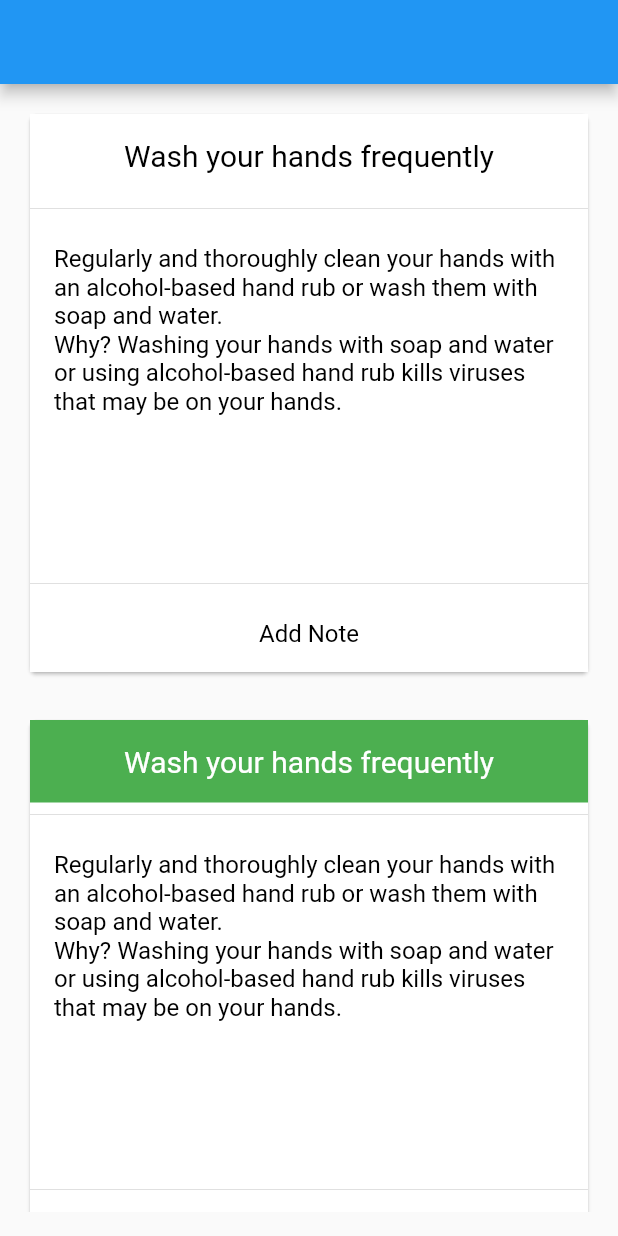
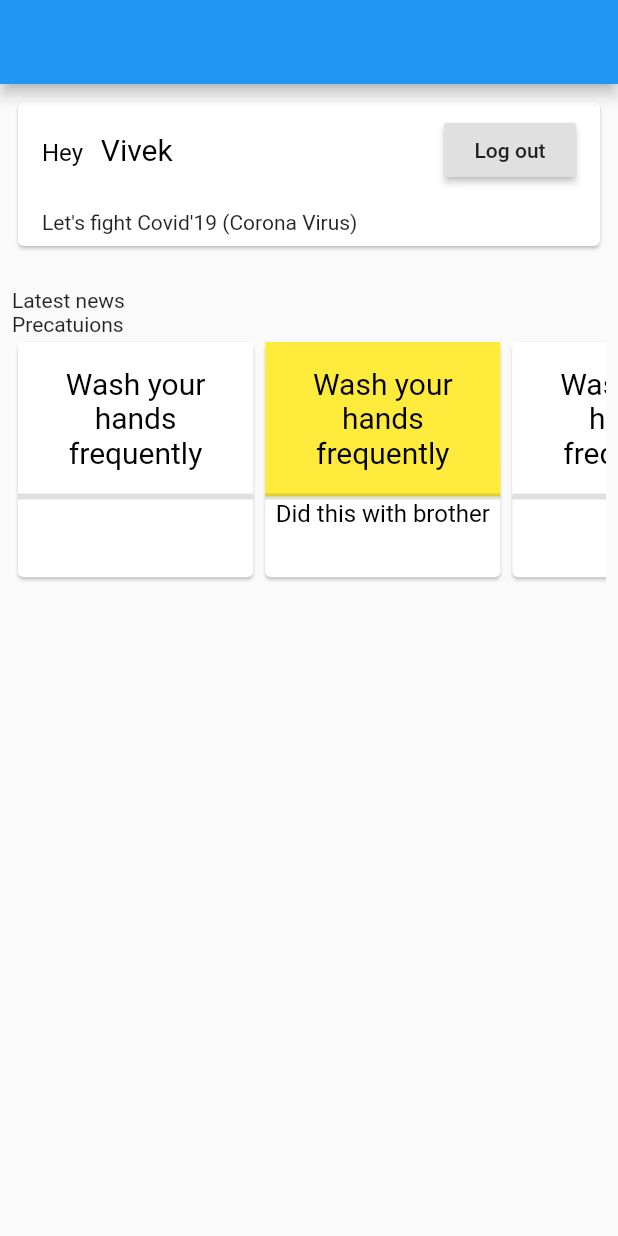
Before and after one commit to viveky259259/health_board_app, a Flutter app: the screen it shows after launch, on a phone screen of 412 x 824 dp. Run offline on Flutter 3.47's test engine with Material 2 defaults, Android fonts, the phone set to English and light mode, and no system bars.

Commit message:
Precautions models

```diff
--- a/lib/board/board_screen.dart
+++ /dev/null
@@ -1,57 +0,0 @@
-import 'package:flutter/material.dart';
-import 'package:health_board_app/model/note_model.dart';
-import 'package:health_board_app/model/precaution_model.dart';
-import 'package:health_board_app/model/precaution_stage.dart';
-import 'package:health_board_app/widgets/precaution_card_widget.dart';
-
-class BoardScreen extends StatefulWidget {
-  @override
-  _BoardScreenState createState() => _BoardScreenState();
-}
-
-class _BoardScreenState extends State<BoardScreen> {
-  List<PrecautionModel> precautions;
-
-  @override
-  void initState() {
-    super.initState();
-    precautions = List();
-    precautions.add(PrecautionModel("Wash your hands frequently",
-        "Regularly and thoroughly clean your hands with an alcohol-based hand rub or wash them with soap and water. \nWhy? Washing your hands with soap and water or using alcohol-based hand rub kills viruses that may be on your hands."));
-    precautions.add(PrecautionModel("Wash your hands frequently",
-        "Regularly and thoroughly clean your hands with an alcohol-based hand rub or wash them with soap and water. \nWhy? Washing your hands with soap and water or using alcohol-based hand rub kills viruses that may be on your hands.",
-        note: Note(
-          "Did this with brother",
-        ),
-        stage: PrecautionStage("Done", color: Colors.green, index: 2)));
-    precautions.add(PrecautionModel("Wash your hands frequently",
-        "Regularly and thoroughly clean your hands with an alcohol-based hand rub or wash them with soap and water. \nWhy? Washing your hands with soap and water or using alcohol-based hand rub kills viruses that may be on your hands."));
-    precautions.add(PrecautionModel("Wash your hands frequently",
-        "Regularly and thoroughly clean your hands with an alcohol-based hand rub or wash them with soap and water. \nWhy? Washing your hands with soap and water or using alcohol-based hand rub kills viruses that may be on your hands."));
-    precautions.add(PrecautionModel("Wash your hands frequently",
-        "Regularly and thoroughly clean your hands with an alcohol-based hand rub or wash them with soap and water. \nWhy? Washing your hands with soap and water or using alcohol-based hand rub kills viruses that may be on your hands."));
-    precautions.add(PrecautionModel("Wash your hands frequently",
-        "Regularly and thoroughly clean your hands with an alcohol-based hand rub or wash them with soap and water. \nWhy? Washing your hands with soap and water or using alcohol-based hand rub kills viruses that may be on your hands."));
-  }
-
-  @override
-  Widget build(BuildContext context) {
-    return Scaffold(
-      appBar: AppBar(),
-      body: Container(
-        padding: EdgeInsets.all(16),
-        child: LayoutBuilder(
-          builder: (context, constraints) {
-            print(constraints);
-            return GridView.count(
-              crossAxisCount: constraints.maxWidth ~/ 350,
-              mainAxisSpacing: 24,
-              children: List<Widget>.generate(precautions.length,
-                  (index) => PrecautionCardWidget(precautions[index])),
-            );
-          },
-        ),
-      ),
-    );
-  }
-}
--- a/lib/main.dart
+++ b/lib/main.dart
@@ -1,18 +1,18 @@
 import 'package:flutter/material.dart';
-import 'package:health_board_app/board/board_screen.dart';
+import 'package:health_board_app/ui/board/board_screen.dart';
+import 'package:health_board_app/ui/dashboard/dashboard_screen.dart';
 
 void main() => runApp(MyApp());
 
 class MyApp extends StatelessWidget {
   @override
   Widget build(BuildContext context) {
-    print("start");
     return MaterialApp(
       title: 'Flutter Demo',
       theme: ThemeData(
         primarySwatch: Colors.blue,
       ),
-      home: BoardScreen(),
+      home: DashBoardScreen(),
     );
   }
 }
--- a/lib/model/color_style_model.dart
+++ b/lib/model/color_style_model.dart
@@ -10,10 +10,12 @@ class ColorStyleModel {
     switch (index) {
       // in progress
       case 1:
+        return ColorStyleModel(Colors.black, Colors.white);
+      case 2:
         return ColorStyleModel(Colors.black, Colors.yellow);
-      case 2:
+      case 3:
         return ColorStyleModel(Colors.white, Colors.green);
-      case 3:
+      case 4:
         return ColorStyleModel(Colors.white, Colors.red);
       default:
         return ColorStyleModel(Colors.black, Colors.white);
--- /dev/null
+++ b/lib/model/user_model.dart
@@ -0,0 +1,7 @@
+class UserModel {
+  String name;
+  int age;
+  bool isInfected;
+
+  UserModel(this.name, this.age, this.isInfected);
+}
--- /dev/null
+++ b/lib/ui/dashboard/dashboard_controller.dart
@@ -0,0 +1 @@
+class DashBoardController {}
--- /dev/null
+++ b/lib/ui/dashboard/dashboard_screen.dart
@@ -0,0 +1,64 @@
+import 'package:flutter/material.dart';
+import 'package:health_board_app/model/precaution_model.dart';
+import 'package:health_board_app/repository/precaution/precaution.dart';
+import 'package:health_board_app/ui/widgets/dashboard_precaution_card_widget.dart';
+import 'package:health_board_app/ui/widgets/precaution_card_widget.dart';
+import 'package:health_board_app/ui/widgets/profile_widget.dart';
+
+class DashBoardScreen extends StatefulWidget {
+  @override
+  _DashBoardScreenState createState() => _DashBoardScreenState();
+}
+
+class _DashBoardScreenState extends State<DashBoardScreen> {
+  @override
+  Widget build(BuildContext context) {
+    return Scaffold(
+      appBar: AppBar(),
+      body: Padding(
+        padding: const EdgeInsets.all(8.0),
+        child: Column(
+          mainAxisSize: MainAxisSize.min,
+          mainAxisAlignment: MainAxisAlignment.start,
+          crossAxisAlignment: CrossAxisAlignment.start,
+          children: <Widget>[
+            ProfileWidget(),
+            SizedBox(
+              height: 24,
+            ),
+            Text("Latest news"),
+            Text("Precatuions"),
+            SizedBox(
+              height: MediaQuery.of(context).size.height * 0.2,
+              child: FutureBuilder(
+                future: precautionRepository.getPrecautions(),
+                builder: (context, snapshot) {
+                  if (snapshot.connectionState == ConnectionState.waiting) {
+                    return Center(
+                      child: CircularProgressIndicator(),
+                    );
+                  }
+                  List<PrecautionModel> data = snapshot.data;
+                  if (data == null) {
+                    return Center(
+                      child: Text("No Precautions"),
+                    );
+                  } else
+                    return ListView(
+                      scrollDirection: Axis.horizontal,
+                      children: List.generate(
+                          data.length,
+                          (index) => AspectRatio(
+                              aspectRatio: 1,
+                              child:
+                                  DashboardPrecautionCardWidget(data[index]))),
+                    );
+                },
+              ),
+            )
+          ],
+        ),
+      ),
+    );
+  }
+}
--- /dev/null
+++ b/lib/ui/widgets/dashboard_precaution_card_widget.dart
@@ -0,0 +1,51 @@
+import 'package:flutter/cupertino.dart';
+import 'package:flutter/material.dart';
+import 'package:health_board_app/model/color_style_model.dart';
+import 'package:health_board_app/model/note_model.dart';
+import 'package:health_board_app/model/precaution_model.dart';
+import 'package:health_board_app/model/precaution_stage.dart';
+import 'package:health_board_app/statics/common_text_styles.dart';
+
+class DashboardPrecautionCardWidget extends StatelessWidget {
+  final PrecautionModel model;
+
+  DashboardPrecautionCardWidget(this.model);
+
+  @override
+  Widget build(BuildContext context) {
+    ColorStyleModel colorStyleModel = ColorStyleModel.getColorsByIndex(
+        model.stage == null ? 0 : model.stage.index);
+    return Card(
+      child: Column(
+        mainAxisSize: MainAxisSize.min,
+        children: <Widget>[
+          Container(
+            width: double.infinity,
+            padding: EdgeInsets.all(16),
+            decoration: BoxDecoration(
+                color: colorStyleModel.bgColor,
+                border: Border(
+                    bottom: BorderSide(
+                        color: Theme.of(context).dividerColor, width: 2))),
+            child: Text(
+              model.title,
+              textAlign: TextAlign.center,
+              style: commonTextStyles.getMediumTextStyle(
+                  color: colorStyleModel.textColor),
+            ),
+          ),
+          Container(
+            height: 2,
+            width: double.infinity,
+            color: Theme.of(context).dividerColor,
+          ),
+          Text(
+            model?.note?.note ?? "",
+            textAlign: TextAlign.center,
+            style: commonTextStyles.getNormalTextStyle(),
+          )
+        ],
+      ),
+    );
+  }
+}
--- /dev/null
+++ b/lib/ui/widgets/profile_widget.dart
@@ -0,0 +1,48 @@
+import 'package:flutter/material.dart';
+import 'package:health_board_app/model/user_model.dart';
+import 'package:health_board_app/statics/common_text_styles.dart';
+
+class ProfileWidget extends StatelessWidget {
+  final UserModel userModel = UserModel("Vivek", 24, false);
+
+  @override
+  Widget build(BuildContext context) {
+    return Card(
+      child: Padding(
+        padding:
+            const EdgeInsets.only(top: 8.0, bottom: 8.0, left: 16, right: 16),
+        child: Column(
+          mainAxisAlignment: MainAxisAlignment.start,
+          crossAxisAlignment: CrossAxisAlignment.start,
+          mainAxisSize: MainAxisSize.min,
+          children: <Widget>[
+            Row(
+              mainAxisAlignment: MainAxisAlignment.spaceBetween,
+              children: <Widget>[
+                RichText(
+                  text: TextSpan(
+                      text: "Hey",
+                      children: [
+                        TextSpan(text: '   '),
+                        TextSpan(
+                            text: userModel.name,
+                            style: commonTextStyles.getMediumTextStyle())
+                      ],
+                      style: commonTextStyles.getNormalTextStyle()),
+                ),
+                RaisedButton(
+                  onPressed: () {},
+                  child: Text("Log out"),
+                )
+              ],
+            ),
+            SizedBox(
+              height: 16,
+            ),
+            Text("Let's fight Covid'19 (Corona Virus)")
+          ],
+        ),
+      ),
+    );
+  }
+}
--- a/lib/widgets/precaution_card_widget.dart
+++ /dev/null
@@ -1,109 +0,0 @@
-import 'package:flutter/cupertino.dart';
-import 'package:flutter/material.dart';
-import 'package:health_board_app/model/color_style_model.dart';
-import 'package:health_board_app/model/note_model.dart';
-import 'package:health_board_app/model/precaution_model.dart';
-import 'package:health_board_app/statics/common_text_styles.dart';
-
-class PrecautionCardWidget extends StatefulWidget {
-  final PrecautionModel model;
-
-  PrecautionCardWidget(this.model);
-
-  @override
-  _PrecautionCardWidgetState createState() => _PrecautionCardWidgetState();
-}
-
-class _PrecautionCardWidgetState extends State<PrecautionCardWidget> {
-  bool _isEditingNote;
-  TextEditingController _noteController;
-
-  @override
-  void initState() {
-    super.initState();
-    _isEditingNote = false;
-    _noteController = TextEditingController()
-      ..text = widget.model.note?.note ?? "";
-  }
-
-  @override
-  Widget build(BuildContext context) {
-    ColorStyleModel colorStyleModel = ColorStyleModel.getColorsByIndex(
-        widget.model.stage == null ? 0 : widget.model.stage.index);
-
-    return Card(
-      child: Column(
-        mainAxisSize: MainAxisSize.min,
-        children: <Widget>[
-          Container(
-            width: double.infinity,
-            padding: EdgeInsets.all(16),
-            decoration: BoxDecoration(color: colorStyleModel.bgColor),
-            child: Text(
-              widget.model.title,
-              textAlign: TextAlign.center,
-              style: commonTextStyles.getMediumTextStyle(
-                  color: colorStyleModel.textColor),
-            ),
-          ),
-          Divider(),
-          Expanded(
-            child: Container(
-              padding: EdgeInsets.all(16),
-              decoration: BoxDecoration(color: Colors.white),
-              child: Text(
-                widget.model.description,
-                style: commonTextStyles.getNormalTextStyle(),
-              ),
-            ),
-          ),
-          Divider(),
-          !_isEditingNote
-              ? GestureDetector(
-                  onTap: () {
-                    _isEditingNote = !_isEditingNote;
-                    setState(() {});
-                  },
-                  child: Container(
-                    width: double.infinity,
-                    padding: EdgeInsets.all(16),
-                    decoration: BoxDecoration(color: Colors.white),
-                    child: widget.model.note == null
-                        ? Text(
-                            "Add Note",
-                            textAlign: TextAlign.center,
-                            style: commonTextStyles.getNormalTextStyle(),
-                          )
-                        : Text(
-                            widget.model.note.note,
-                            textAlign: TextAlign.center,
-                            style: commonTextStyles.getNormalTextStyle(),
-                          ),
-                  ),
-                )
-              : Row(
-                  children: <Widget>[
-                    Expanded(
-                      child: TextField(
-                        controller: _noteController,
-                      ),
-                    ),
-                    FlatButton(
-                      child: Text("Done"),
-                      onPressed: () {
-                        if (widget.model.note == null) {
-                          widget.model.note = Note(_noteController.text);
-                        } else
-                          widget.model.note.note = _noteController.text;
-
-                        _isEditingNote = !_isEditingNote;
-                        setState(() {});
-                      },
-                    )
-                  ],
-                ),
-        ],
-      ),
-    );
-  }
-}
```
Also changed, not shown: lib/model/precaution_stage.dart (+15 -3 lines), lib/repository/precaution/precaution.dart (added, +30 -0 lines), lib/ui/board/board_screen.dart (added, +60 -0 lines), lib/ui/widgets/precaution_card_recongnizer_widget.dart (added, +53 -0 lines), lib/ui/widgets/precaution_card_widget.dart (added, +201 -0 lines), lib/ui/board/board_controller.dart (renamed from lib/board/board_controller.dart), lib/ui/news/news_ui.dart (added).
